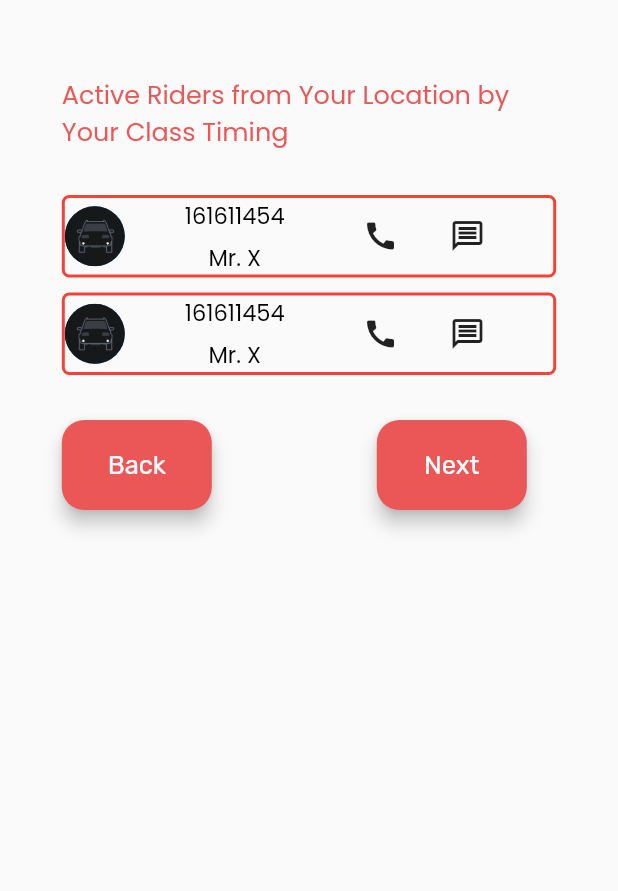
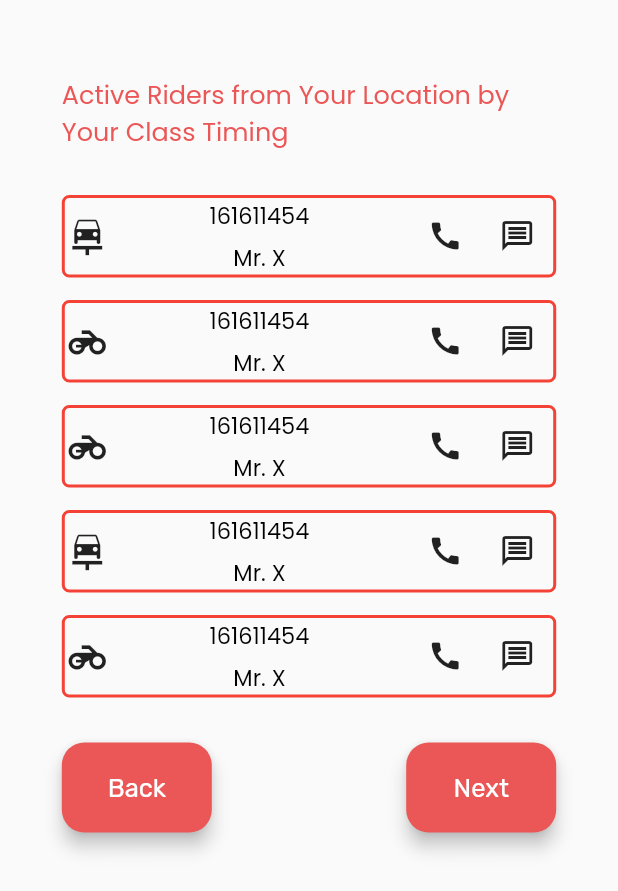
Before and after one commit to Moin-Islam/Cholo, a Flutter app: the Dashboard screen opened directly, on a phone screen of 412 x 824 dp. Shown: the top 891 px of the screen. Run offline on Flutter 3.47's test engine with Material 2 defaults, Android fonts, the phone set to English and light mode, and no system bars; our stand-ins replace file_picker, google_fonts, image_picker, otp_text_field; missing offline and left inert: sign_button.

Commit message:
Update Layout

```diff
--- a/lib/pages/dashboard.dart
+++ b/lib/pages/dashboard.dart
@@ -1,3 +1,4 @@
+import 'package:cholo/pages/pickuplocation.dart';
 import 'package:flutter/material.dart';
 import 'package:flutter/src/foundation/key.dart';
 import 'package:flutter/src/widgets/framework.dart';
@@ -11,150 +12,123 @@ class Dashboard extends StatefulWidget {
 }
 
 class _DashboardState extends State<Dashboard> {
-
-
-  Widget buildTopLocationSection () {
+  Widget buildTopLocationSection() {
     return Column(
       children: [
         Row(
           children: [
-            Icon(Icons.star_border_sharp,color: Colors.blue),
+            Icon(Icons.star_border_sharp, color: Colors.blue),
             Text("Badda"),
           ],
         ),
-        const SizedBox(height: 10,),
+        const SizedBox(
+          height: 10,
+        ),
         Divider(
           color: Colors.black45,
           thickness: 5,
         ),
         Row(
           children: [
-            Icon(Icons.star_border_sharp,color: Colors.blue),
-            Text("Badda"),],
+            Icon(Icons.star_border_sharp, color: Colors.blue),
+            Text("Badda"),
+          ],
         )
       ],
+    );
+  }
+
+  Widget buildListItem(String vehical) {
+    return Container(
+      decoration: BoxDecoration(
+          border: Border.all(width: 2, color: Colors.red),
+          borderRadius: BorderRadius.circular(5)),
+      child: Column(
+        children: [
+          Row(
+            mainAxisAlignment: MainAxisAlignment.spaceBetween,
+            children: [
+
+              Icon(
+                vehical == "car" ? Icons.car_repair : Icons.motorcycle,
+                size: 30,
+              ),
+              Column(
+                children: [
+                  Text(
+                    "161611454",
+                    style: GoogleFonts.poppins(
+                        fontSize: 15,
+                        fontWeight: FontWeight.normal,
+                        color: Colors.black),
+                  ),
+                  const SizedBox(
+                    height: 5,
+                  ),
+                  Text(
+                    "Mr. X",
+                    style: GoogleFonts.poppins(
+                        fontSize: 15,
+                        fontWeight: FontWeight.normal,
+                        color: Colors.black),
+                  )
+                ],
+              ),
+              Row(
+                children: [
+                  IconButton(onPressed: () {}, icon: Icon(Icons.call)),
+                  IconButton(
+                      onPressed: () {}, icon: Icon(Icons.message_outlined)),
+                ],
+              ),
+            ],
+          )
+        ],
+      ),
     );
   }
 
   Widget buildActiveRiders() {
     return Column(
       children: [
-        const SizedBox(height: 20,),
-        Text("Active Riders from Your Location by Your Class Timing",
+        const SizedBox(
+          height: 20,
+        ),
+        Text(
+          "Active Riders from Your Location by Your Class Timing",
           style: GoogleFonts.poppins(
               fontSize: 17,
               fontWeight: FontWeight.normal,
-          color: Color(0xffEB5757)
-        ),),
-        const SizedBox(height: 30,),
-        Container(
-          decoration: BoxDecoration(
-            border: Border.all(width: 2, color: Colors.red),
-            borderRadius: BorderRadius.circular(5)
+              color: Color(0xffEB5757)),
         ),
-          child: Column(
-            children: [
-              Row(
-                children: [
-                  CircleAvatar(
-                    radius: 20,
-                    backgroundImage: AssetImage('images/car.png'),
+        const SizedBox(
+          height: 30,
         ),
-                  const SizedBox(width: 40,),
-                  Column(
-                    children: [
-                      Text("161611454",
-                      style: GoogleFonts.poppins(
-                        fontSize: 15,
-                        fontWeight: FontWeight.normal,
-                        color : Colors.black
-                      ),),
-                      const SizedBox(height: 5,),
-                      Text("Mr. X",
-                      style: GoogleFonts.poppins(
-                        fontSize: 15,
-                        fontWeight: FontWeight.normal,
-                        color: Colors.black
-                      ),)
-                    ],
+        buildListItem("car"),
+        const SizedBox(
+          height: 15,
         ),
-                  const SizedBox(width: 40,),
-                  IconButton(onPressed: () {}, icon: Icon(Icons.call)),
-                  const SizedBox(width: 10,),
-                  IconButton(onPressed: () {}, icon: Icon(Icons.message_outlined)),
-                ],
-              )
-            ],
+        buildListItem("motorcycle"),
+        const SizedBox(
+          height: 15,
         ),
+        buildListItem("motorcycle"),
+        const SizedBox(
+          height: 15,
         ),
-        const SizedBox(height: 10,),
-        Container(
-          decoration: BoxDecoration(
-            border: Border.all(width: 2, color: Colors.red),
-            borderRadius: BorderRadius.circular(5)
+        buildListItem("car"),
+        const SizedBox(
+          height: 15,
         ),
-          child: Column(
-            children: [
-              Row(
-                children: [
-                  CircleAvatar(
-                    radius: 20,
-                    backgroundImage: AssetImage('images/car.png'),
-                  ),
-                  const SizedBox(width: 40,),
-                  Column(
-                    children: [
-                      Text("161611454",
-                      style: GoogleFonts.poppins(
-                        fontSize: 15,
-                        fontWeight: FontWeight.normal,
-                        color : Colors.black
-                      ),),
-                      const SizedBox(height: 5,),
-                      Text("Mr. X",
-                      style: GoogleFonts.poppins(
-                        fontSize: 15,
-                        fontWeight: FontWeight.normal,
-                        color: Colors.black
-                      ),)
-                    ],
-                  ),
-                  const SizedBox(width: 40,),
-                  IconButton(onPressed: () {}, icon: Icon(Icons.call)),
-                  const SizedBox(width: 10,),
-                  IconButton(onPressed: () {}, icon: Icon(Icons.message_outlined)),
-                ],
-              )
-            ],
-          ),
-        ),
+        buildListItem("motorcycle"),
       ],
     );
   }
 
   Widget buildBottomButtons() {
     return Row(
+      mainAxisAlignment: MainAxisAlignment.spaceBetween,
       children: [
-        SizedBox(
-      height: 60,
-      width:100,
-      child: ElevatedButton(
-        style: ElevatedButton.styleFrom(
-          elevation: 5,
-          padding: EdgeInsets.all(20),
-          shape:
-              RoundedRectangleBorder(borderRadius: BorderRadius.circular(15.0)),
-          primary: Color(0xffEB5757),
-        ),
-        onPressed: () {},
-        child: Text(
-          'Back',
-          style: GoogleFonts.rubik(
-              color: Colors.white, fontSize: 17, fontWeight: FontWeight.normal),
-        ),
-      ),
-    ),
-    const SizedBox(width: 110,),
         SizedBox(
           height: 60,
           width: 100,
@@ -162,15 +136,43 @@ class _DashboardState extends State<Dashboard> {
             style: ElevatedButton.styleFrom(
               elevation: 5,
               padding: EdgeInsets.all(20),
-          shape:
-              RoundedRectangleBorder(borderRadius: BorderRadius.circular(15.0)),
+              shape: RoundedRectangleBorder(
+                  borderRadius: BorderRadius.circular(15.0)),
               primary: Color(0xffEB5757),
             ),
             onPressed: () {},
             child: Text(
+              'Back',
+              style: GoogleFonts.rubik(
+                  color: Colors.white,
+                  fontSize: 17,
+                  fontWeight: FontWeight.normal),
+            ),
+          ),
+        ),
+        SizedBox(
+          height: 60,
+          width: 100,
+          child: ElevatedButton(
+            style: ElevatedButton.styleFrom(
+              elevation: 5,
+              padding: EdgeInsets.all(20),
+              shape: RoundedRectangleBorder(
+                  borderRadius: BorderRadius.circular(15.0)),
+              primary: Color(0xffEB5757),
+            ),
+            onPressed: () {
+              Navigator.push(
+                context,
+                MaterialPageRoute(builder: (context) => const PickupLocation()),
+              );
+            },
+            child: Text(
               'Next',
               style: GoogleFonts.rubik(
-              color: Colors.white, fontSize: 17, fontWeight: FontWeight.normal),
+                  color: Colors.white,
+                  fontSize: 17,
+                  fontWeight: FontWeight.normal),
             ),
           ),
         )
@@ -181,20 +183,22 @@ class _DashboardState extends State<Dashboard> {
   @override
   Widget build(BuildContext context) {
     return Scaffold(
-      body: Container(
+      body: SingleChildScrollView(
+        child: Container(
           padding: EdgeInsets.symmetric(
-          horizontal: MediaQuery.of(context).size.width * 0.1, vertical: 30
+              horizontal: MediaQuery.of(context).size.width * 0.1,
+              vertical: 30),
+          child: Column(
+            children: [
+              buildActiveRiders(),
+              const SizedBox(
+                height: 30,
               ),
-        child: Column(
-
-          children: [
-
-              buildActiveRiders(),
-              const SizedBox(height: 30,),
               buildBottomButtons()
             ],
           ),
-      ) ,
+        ),
+      ),
     );
   }
 }
```
Also changed, not shown: lib/main.dart (+5 -5 lines), lib/pages/login.dart (+80 -15 lines), lib/pages/pickuplocation.dart (+47 -34 lines). Lines whose indentation alone changed are shown as unchanged.
